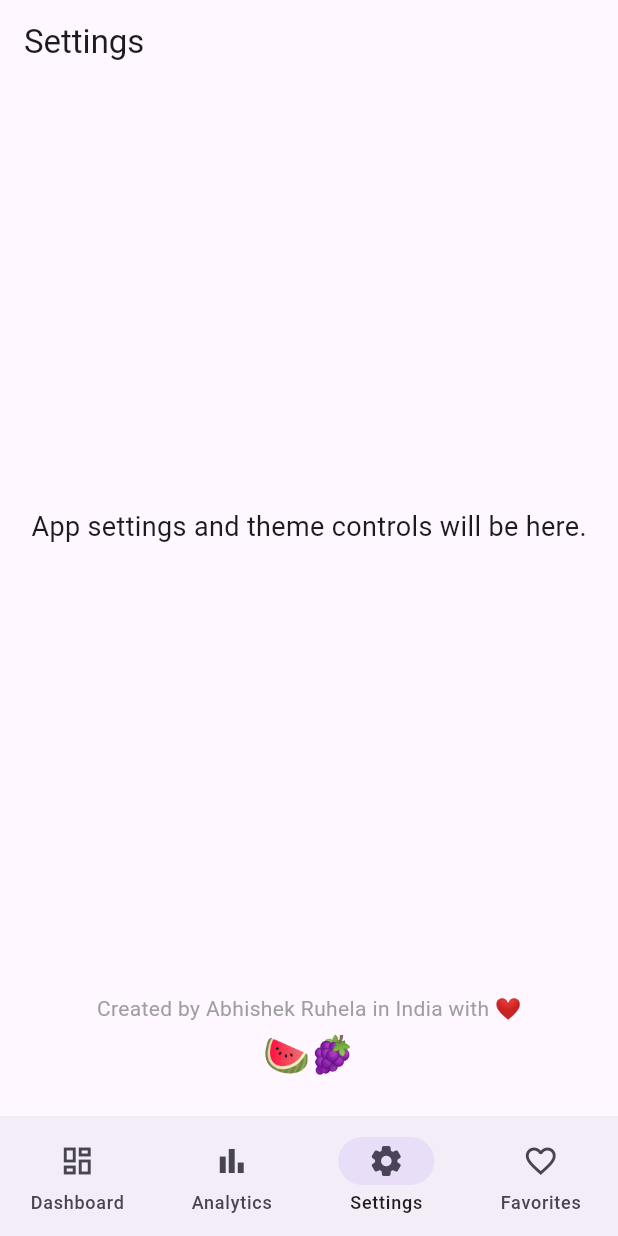
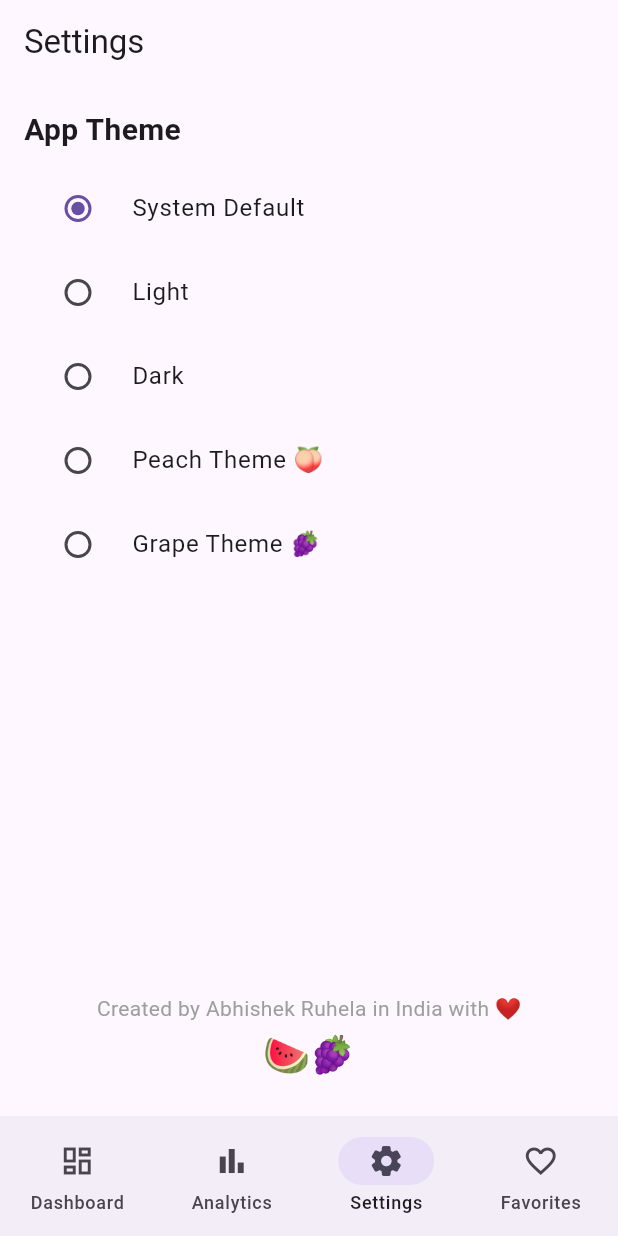
Before and after one commit to mysterioxx/personal_tracker, a Flutter app: the screen it shows after launch, item 3 of the bottom bar chosen, on a phone screen of 412 x 824 dp. Run offline on Flutter 3.47's test engine with Material 3 defaults, Android fonts, the phone set to English and light mode, and no system bars; our stand-ins replace shared_preferences; network calls fail.

Commit message:
netwirk thing

```diff
--- a/lib/main.dart
+++ b/lib/main.dart
@@ -5,14 +5,27 @@ import 'package:flutter/material.dart';
 import 'package:shared_preferences/shared_preferences.dart';
 // We import our new settings page here.
 import 'settings_page.dart';
+// Import the theme provider package
+import 'package:provider/provider.dart';
+// Import our new theme provider file
+import 'theme_provider.dart';
 
 // --- STEP 1: THE STARTING POINT OF THE APP ---
 
-// The 'main' function is the entry point. Every Flutter app starts running from here.
-void main() {
-  // 'runApp' tells Flutter to inflate the given Widget and attach it to the screen.
-  // In our case, it starts with our 'MyApp' widget.
-  runApp(const MyApp());
+// The 'main' function is now asynchronous to load the theme first.
+Future<void> main() async {
+  // Required for `SharedPreferences` before `runApp`.
+  WidgetsFlutterBinding.ensureInitialized();
+  // Load the initial theme.
+  final themeProvider = await ThemeProvider.loadTheme();
+
+  // Wrap the app in a ChangeNotifierProvider.
+  runApp(
+    ChangeNotifierProvider(
+      create: (context) => themeProvider,
+      child: const MyApp(),
+    ),
+  );
 }
 
 // --- STEP 2: THE ROOT WIDGET OF YOUR APPLICATION ---
@@ -27,30 +40,18 @@ class MyApp extends StatelessWidget {
   // Flutter calls this method whenever it needs to draw this widget on the screen.
   @override
   Widget build(BuildContext context) {
-    // 'MaterialApp' is a convenience widget that wraps a number of widgets
-    // that are commonly required for Material Design applications.
+    // We listen to the theme provider to get the current theme.
+    final themeProvider = Provider.of<ThemeProvider>(context);
+
+    // MaterialApp now gets its theme from the provider.
     return MaterialApp(
       title: 'Personal Tracker', // The title of the app (used by the OS).
 
-      // --- THEME SETUP: This is where the Dark/Light mode magic happens! ---
-
       // 'theme' defines the colors, fonts, etc., for the standard LIGHT MODE.
-      theme: ThemeData(
-        brightness: Brightness.light, // Explicitly says this is a light theme.
-        primarySwatch: Colors.blue,   // Sets the primary color family.
-        useMaterial3: true,           // Enables the latest Material Design visuals.
-      ),
-
-      // 'darkTheme' defines the colors, fonts, etc., for the DARK MODE.
-      darkTheme: ThemeData(
-        brightness: Brightness.dark,  // Explicitly says this is a dark theme.
-        primarySwatch: Colors.blue,   // We can use the same color family.
-        useMaterial3: true,
-      ),
-
-      // This is the key! 'ThemeMode.system' tells the app to AUTOMATICALLY
-      // listen to the phone's system settings and switch between 'theme' and 'darkTheme'.
-      themeMode: ThemeMode.system,
+      theme: themeProvider.currentTheme,
+      darkTheme: ThemeProvider.darkTheme, // We keep a separate dark theme definition for the system default.
+      // themeMode is set based on the theme name.
+      themeMode: themeProvider.themeName == 'system' ? ThemeMode.system : ThemeMode.light,
 
       // 'home' is the first screen the user will see. We point it to our 'MyHomePage'.
       home: const MyHomePage(),
@@ -168,7 +169,7 @@ class AnalyticsPage extends StatelessWidget {
   }
 }
 
-// --- PAGE 3: SETTINGS (MOVED TO settings_page.dart) ---
+// --- PAGE 3: SETTINGS --- (Code is in settings_page.dart)
 
 // --- PAGE 4: FAVORITES (Now displays saved quotes) ---
 // This is a StatefulWidget because its content (the list of favorites) can change.
--- a/lib/settings_page.dart
+++ b/lib/settings_page.dart
@@ -1,5 +1,6 @@
-// Imports for Flutter's UI components.
 import 'package:flutter/material.dart';
+import 'package:provider/provider.dart';
+import 'theme_provider.dart';
 
 // --- PAGE 3: SETTINGS (Includes Attribution with Emojis) ---
 // This is a StatelessWidget because its content doesn't change based on user interaction.
@@ -8,21 +9,58 @@ class SettingsPage extends StatelessWidget {
 
   @override
   Widget build(BuildContext context) {
+    // Access the ThemeProvider
+    final themeProvider = Provider.of<ThemeProvider>(context);
+
     return Scaffold(
       appBar: AppBar(
         title: const Text('Settings'),
       ),
       body: Column(
         children: <Widget>[
-          const Expanded(
-            child: Center(
-              child: Text(
-                'App settings and theme controls will be here.',
-                style: TextStyle(fontSize: 18),
-              ),
+          Padding(
+            padding: const EdgeInsets.all(16.0),
+            child: Column(
+              crossAxisAlignment: CrossAxisAlignment.start,
+              children: [
+                const Text('App Theme', style: TextStyle(fontSize: 20, fontWeight: FontWeight.bold)),
+                const SizedBox(height: 10),
+                // RadioListTile for each theme option
+                RadioListTile<String>(
+                  title: const Text('System Default'),
+                  value: 'system',
+                  groupValue: themeProvider.themeName,
+                  onChanged: (value) => themeProvider.setTheme(value!),
+                ),
+                RadioListTile<String>(
+                  title: const Text('Light'),
+                  value: 'light',
+                  groupValue: themeProvider.themeName,
+                  onChanged: (value) => themeProvider.setTheme(value!),
+                ),
+                RadioListTile<String>(
+                  title: const Text('Dark'),
+                  value: 'dark',
+                  groupValue: themeProvider.themeName,
+                  onChanged: (value) => themeProvider.setTheme(value!),
+                ),
+                RadioListTile<String>(
+                  title: const Text('Peach Theme 🍑'),
+                  value: 'peach',
+                  groupValue: themeProvider.themeName,
+                  onChanged: (value) => themeProvider.setTheme(value!),
+                ),
+                RadioListTile<String>(
+                  title: const Text('Grape Theme 🍇'),
+                  value: 'grape',
+                  groupValue: themeProvider.themeName,
+                  onChanged: (value) => themeProvider.setTheme(value!),
+                ),
+              ],
             ),
           ),
           // --- Custom Footer (Attribution) ---
+          const Spacer(),
           Padding(
             padding: const EdgeInsets.only(bottom: 24.0, top: 16.0),
             child: Column(
@@ -31,16 +69,11 @@ class SettingsPage extends StatelessWidget {
                   'Created by Abhishek Ruhela in India with ❤️',
                   style: TextStyle(
                     fontSize: 14,
-                    // Use opacity for a subtle, modern footer look.
                     color: Colors.grey,
                   ),
                 ),
                 const SizedBox(height: 4),
-                // Using Text widget for emojis
-                const Text(
-                  '🍉🍇', // Watermelon and Grapes emojis
-                  style: TextStyle(fontSize: 24), // Adjust size as needed
-                ),
+                const Text('🍉🍇', style: TextStyle(fontSize: 24)),
               ],
             ),
           ),
--- /dev/null
+++ b/lib/theme_provider.dart
@@ -0,0 +1,91 @@
+import 'package:flutter/material.dart';
+import 'package:shared_preferences/shared_preferences.dart';
+
+class ThemeProvider with ChangeNotifier {
+  ThemeData _currentTheme;
+  String _themeName;
+
+  ThemeProvider(this._currentTheme, this._themeName);
+
+  ThemeData get currentTheme => _currentTheme;
+  String get themeName => _themeName;
+
+  // Define your custom themes
+  static final ThemeData lightTheme = ThemeData(
+    brightness: Brightness.light,
+    primarySwatch: Colors.blue,
+    useMaterial3: true,
+  );
+
+  static final ThemeData darkTheme = ThemeData(
+    brightness: Brightness.dark,
+    primarySwatch: Colors.blue,
+    useMaterial3: true,
+  );
+
+  // Custom theme 1: Peach 🍑
+  static final ThemeData peachTheme = ThemeData(
+    brightness: Brightness.light,
+    primaryColor: const Color(0xFFF08080), // Light red/pink
+    colorScheme: const ColorScheme.light(
+      primary: Color(0xFFF08080),
+      secondary: Color(0xFFFFA07A), // Light salmon
+    ),
+    useMaterial3: true,
+  );
+
+  // Custom theme 2: Grape 🍇
+  static final ThemeData grapeTheme = ThemeData(
+    brightness: Brightness.dark,
+    primaryColor: const Color(0xFF4B0082), // Indigo
+    colorScheme: const ColorScheme.dark(
+      primary: Color(0xFF4B0082),
+      secondary: Color(0xFF8A2BE2), // Blue violet
+      surface: Color(0xFF2C073F), // A deep purple background
+    ),
+    useMaterial3: true,
+  );
+
+  // Load the saved theme from local storage
+  static Future<ThemeProvider> loadTheme() async {
+    final prefs = await SharedPreferences.getInstance();
+    final savedTheme = prefs.getString('theme_preference') ?? 'system';
+
+    ThemeData themeData;
+    String themeName = savedTheme;
+
+    if (savedTheme == 'light') {
+      themeData = lightTheme;
+    } else if (savedTheme == 'dark') {
+      themeData = darkTheme;
+    } else if (savedTheme == 'peach') {
+      themeData = peachTheme;
+    } else if (savedTheme == 'grape') {
+      themeData = grapeTheme;
+    } else {
+      themeData = lightTheme; // Default to light if system is selected
+      themeName = 'system';
+    }
+
+    return ThemeProvider(themeData, themeName);
+  }
+
+  // Set a new theme and save it
+  void setTheme(String themeName) async {
+    final prefs = await SharedPreferences.getInstance();
+    await prefs.setString('theme_preference', themeName);
+    _themeName = themeName;
+
+    if (themeName == 'light') {
+      _currentTheme = lightTheme;
+    } else if (themeName == 'dark') {
+      _currentTheme = darkTheme;
+    } else if (themeName == 'peach') {
+      _currentTheme = peachTheme;
+    } else if (themeName == 'grape') {
+      _currentTheme = grapeTheme;
+    }
+
+    notifyListeners(); // Notify all listening widgets to rebuild
+  }
+}
```
Also changed, not shown: 1 other file.
